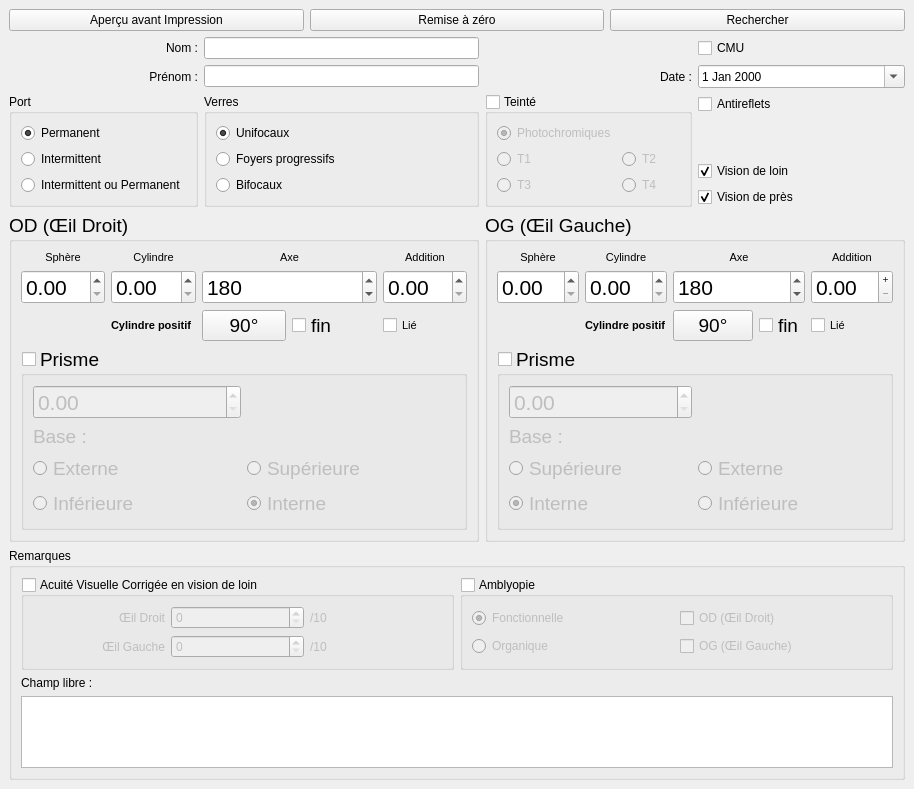
Above: chrysops.ui from Oripy/Chrysops before the change. Below: the same form after it.
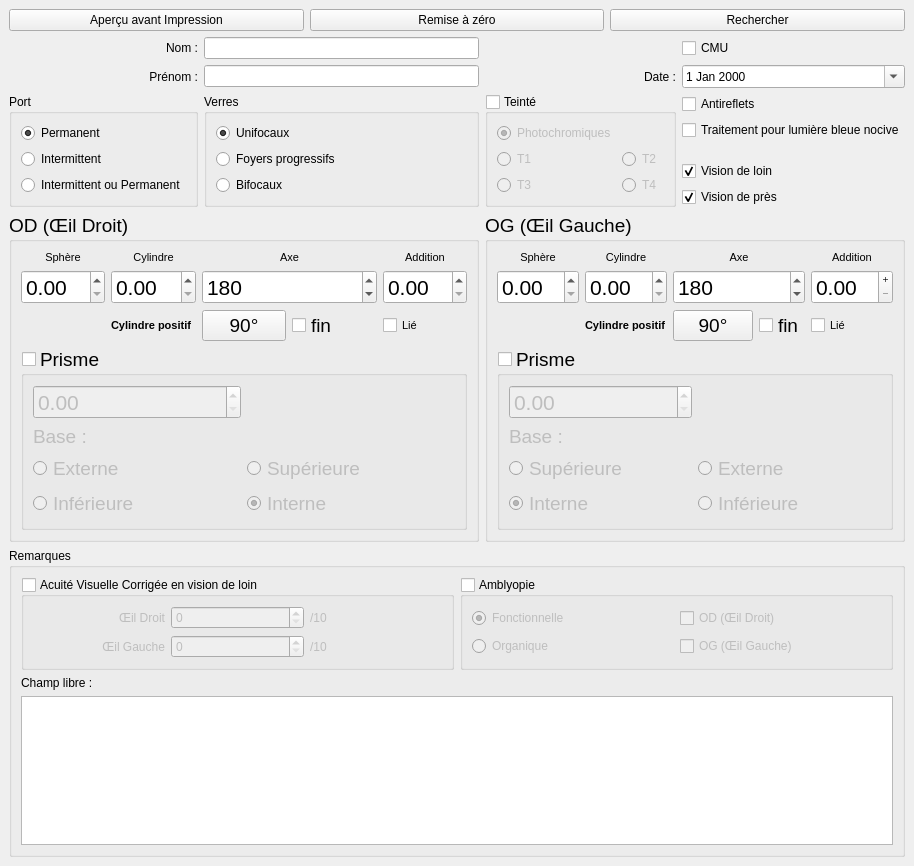
That is the form after the change. Custom widgets are drawn as their Qt base class.

Commit message: Add blue light option

What changed in the file:
```diff
--- a/chrysops.ui
+++ b/chrysops.ui
@@ -7,7 +7,7 @@
     <x>0</x>
     <y>0</y>
     <width>914</width>
-    <height>789</height>
+    <height>866</height>
    </rect>
   </property>
   <property name="windowTitle">
@@ -849,6 +849,13 @@
           </property>
          </widget>
         </item>
+        <item>
+         <widget class="QCheckBox" name="blueLightCheckBox">
+          <property name="text">
+           <string>Traitement pour lumière bleue nocive</string>
+          </property>
+         </widget>
+        </item>
         <item>
          <spacer name="verticalSpacer">
           <property name="orientation">
```
Left out of the diff: 11 changed lines with no effect on the pictures. The commit also changes 4 other files.
